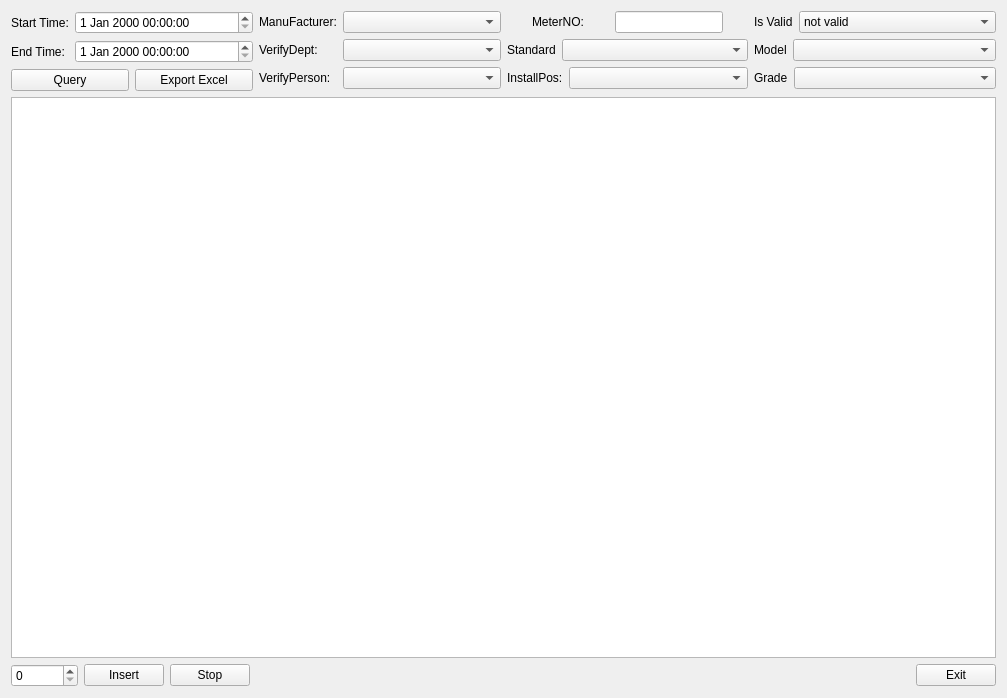
First picture: the form in source/resultquery/ui/cmb_result.ui, repository flimmy78/qtverify, before the edit.
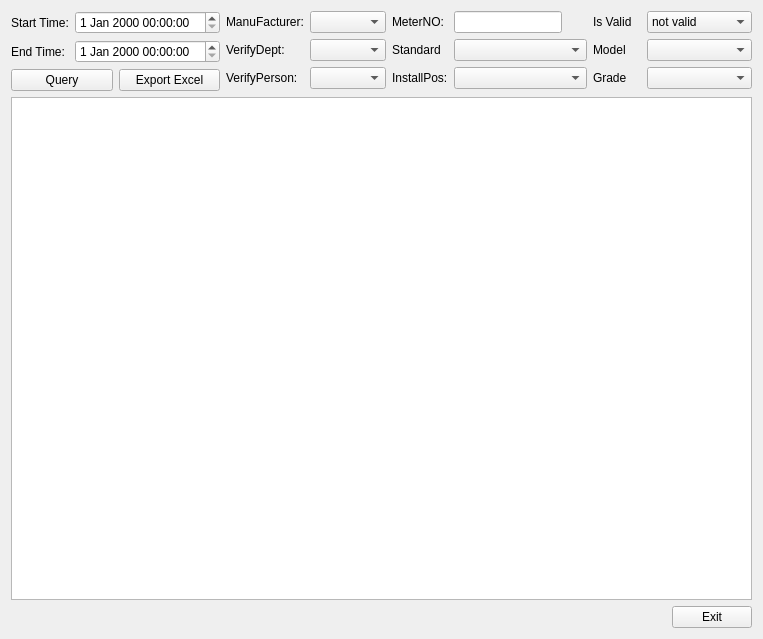
Second picture: the form after the edit.

Commit message: 组合检定查询界面修正

```diff
--- a/source/resultquery/ui/cmb_result.ui
+++ b/source/resultquery/ui/cmb_result.ui
@@ -6,16 +6,16 @@
    <rect>
     <x>0</x>
     <y>0</y>
-    <width>1007</width>
-    <height>698</height>
+    <width>763</width>
+    <height>639</height>
    </rect>
   </property>
   <property name="windowTitle">
    <string>Combine Verify Result</string>
   </property>
-  <layout class="QVBoxLayout" name="verticalLayout_4">
+  <layout class="QVBoxLayout" name="verticalLayout">
    <item>
-    <layout class="QHBoxLayout" name="horizontalLayout_9">
+    <layout class="QHBoxLayout" name="horizontalLayout_2">
      <item>
       <layout class="QVBoxLayout" name="verticalLayout_2">
        <item>
@@ -154,10 +154,8 @@
       </layout>
      </item>
      <item>
-      <layout class="QVBoxLayout" name="verticalLayout">
-       <item>
-        <layout class="QHBoxLayout" name="horizontalLayout_4">
-         <item>
+      <layout class="QGridLayout" name="gridLayout_4">
+       <item row="0" column="0">
           <widget class="QLabel" name="label_6">
            <property name="sizePolicy">
             <sizepolicy hsizetype="Fixed" vsizetype="Fixed">
@@ -170,7 +168,7 @@
            </property>
           </widget>
          </item>
-         <item>
+       <item row="0" column="1">
           <widget class="QLineEdit" name="lnEditMeterNO">
            <property name="sizePolicy">
             <sizepolicy hsizetype="Fixed" vsizetype="Fixed">
@@ -180,11 +178,7 @@
            </property>
           </widget>
          </item>
-        </layout>
-       </item>
-       <item>
-        <layout class="QHBoxLayout" name="horizontalLayout_3">
-         <item>
+       <item row="1" column="0">
           <widget class="QLabel" name="label_11">
            <property name="sizePolicy">
             <sizepolicy hsizetype="Fixed" vsizetype="Fixed">
@@ -197,14 +191,17 @@
            </property>
           </widget>
          </item>
-         <item>
-          <widget class="QComboBox" name="cmbStandard"/>
-         </item>
-        </layout>
-       </item>
-       <item>
-        <layout class="QHBoxLayout" name="horizontalLayout_2">
-         <item>
+       <item row="1" column="1">
+        <widget class="QComboBox" name="cmbStandard">
+         <property name="minimumSize">
+          <size>
+           <width>133</width>
+           <height>0</height>
+          </size>
+         </property>
+        </widget>
+       </item>
+       <item row="2" column="0">
           <widget class="QLabel" name="label_8">
            <property name="sizePolicy">
             <sizepolicy hsizetype="Fixed" vsizetype="Preferred">
@@ -217,7 +214,7 @@
            </property>
           </widget>
          </item>
-         <item>
+       <item row="2" column="1">
           <widget class="QComboBox" name="cmbInstallPos">
            <property name="sizePolicy">
             <sizepolicy hsizetype="Preferred" vsizetype="Fixed">
@@ -225,6 +222,12 @@
              <verstretch>0</verstretch>
             </sizepolicy>
            </property>
+         <property name="minimumSize">
+          <size>
+           <width>133</width>
+           <height>0</height>
+          </size>
+         </property>
            <property name="currentIndex">
             <number>2</number>
            </property>
@@ -247,13 +250,9 @@
          </item>
         </layout>
        </item>
-      </layout>
-     </item>
      <item>
-      <layout class="QVBoxLayout" name="verticalLayout_3">
-       <item>
-        <layout class="QHBoxLayout" name="horizontalLayout_7">
-         <item>
+      <layout class="QGridLayout" name="gridLayout_3">
+       <item row="0" column="0">
           <widget class="QLabel" name="label_9">
            <property name="sizePolicy">
             <sizepolicy hsizetype="Fixed" vsizetype="Fixed">
@@ -266,7 +265,7 @@
            </property>
           </widget>
          </item>
-         <item>
+       <item row="0" column="1">
           <widget class="QComboBox" name="cmbIsValid">
            <item>
             <property name="text">
@@ -285,11 +284,7 @@
            </item>
           </widget>
          </item>
-        </layout>
-       </item>
-       <item>
-        <layout class="QHBoxLayout" name="horizontalLayout_8">
-         <item>
+       <item row="1" column="0">
           <widget class="QLabel" name="label_10">
            <property name="sizePolicy">
             <sizepolicy hsizetype="Fixed" vsizetype="Fixed">
@@ -297,19 +292,21 @@
              <verstretch>0</verstretch>
             </sizepolicy>
            </property>
+         <property name="minimumSize">
+          <size>
+           <width>48</width>
+           <height>0</height>
+          </size>
+         </property>
            <property name="text">
             <string>Model</string>
            </property>
           </widget>
          </item>
-         <item>
+       <item row="1" column="1">
           <widget class="QComboBox" name="cmbModel"/>
          </item>
-        </layout>
-       </item>
-       <item>
-        <layout class="QHBoxLayout" name="horizontalLayout_10">
-         <item>
+       <item row="2" column="0">
           <widget class="QLabel" name="label_12">
            <property name="sizePolicy">
             <sizepolicy hsizetype="Fixed" vsizetype="Fixed">
@@ -317,50 +314,29 @@
              <verstretch>0</verstretch>
             </sizepolicy>
            </property>
+         <property name="minimumSize">
+          <size>
+           <width>48</width>
+           <height>0</height>
+          </size>
+         </property>
            <property name="text">
             <string>Grade</string>
            </property>
           </widget>
          </item>
-         <item>
+       <item row="2" column="1">
           <widget class="QComboBox" name="cmbGrade"/>
          </item>
         </layout>
        </item>
       </layout>
      </item>
-    </layout>
-   </item>
    <item>
     <widget class="QTableView" name="tableView"/>
    </item>
    <item>
-    <layout class="QHBoxLayout" name="horizontalLayout_5">
-     <item>
       <layout class="QHBoxLayout" name="horizontalLayout">
-       <item>
-        <widget class="QSpinBox" name="spinBoxNums">
-         <property name="maximum">
-          <number>999999999</number>
-         </property>
-        </widget>
-       </item>
-       <item>
-        <widget class="QPushButton" name="btnInsert">
-         <property name="text">
-          <string>Insert</string>
-         </property>
-        </widget>
-       </item>
-       <item>
-        <widget class="QPushButton" name="btnStop">
-         <property name="text">
-          <string>Stop</string>
-         </property>
-        </widget>
-       </item>
-      </layout>
-     </item>
      <item>
       <spacer name="horizontalSpacer_2">
        <property name="orientation">
```
Lines whose indentation alone changed are shown as unchanged.
